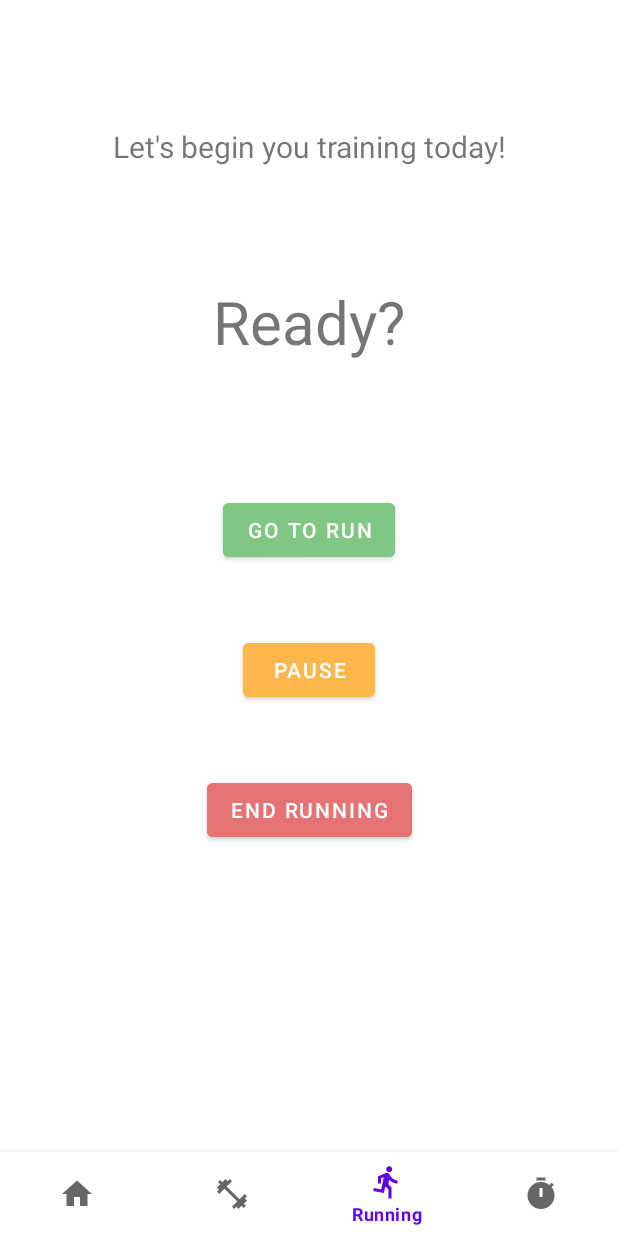
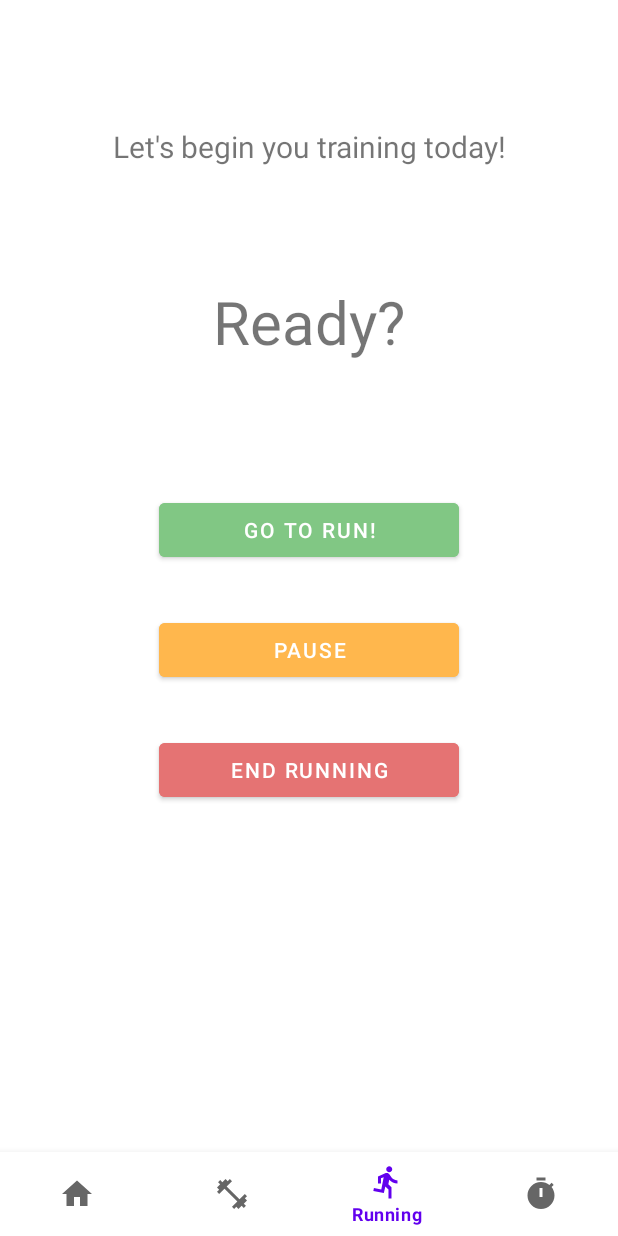
Before and after one commit to Sutemi67/Kotlin_TrainingDiary_app, an Android app: the RunningFragment screen opened through its navigation route, on a phone screen of 412 x 824 dp. Run offline under Robolectric (Android 15) with nearby library versions, the phone set to English and light mode, and no system bars; our stand-ins replace navigation-ui.

Commit message:
ui patch

```diff
--- a/app/src/main/res/layout/fragment_running.xml
+++ b/app/src/main/res/layout/fragment_running.xml
@@ -33,20 +33,20 @@
 
     <Button
         android:id="@+id/start"
-        android:layout_width="wrap_content"
+        android:layout_width="200dp"
         android:layout_height="wrap_content"
         android:layout_marginTop="88dp"
         android:backgroundTint="@color/start_green"
-        android:text="go to run"
+        android:text="go to run!"
         app:layout_constraintEnd_toEndOf="parent"
         app:layout_constraintStart_toStartOf="parent"
         app:layout_constraintTop_toBottomOf="@+id/timer_text" />
 
     <Button
         android:id="@+id/pause"
-        android:layout_width="wrap_content"
+        android:layout_width="200dp"
         android:layout_height="wrap_content"
-        android:layout_marginTop="45dp"
+        android:layout_marginTop="32dp"
         android:backgroundTint="@color/pause_yellow"
         android:text="pause"
         app:layout_constraintEnd_toEndOf="@+id/start"
@@ -55,9 +55,9 @@
 
     <Button
         android:id="@+id/end_and_reset"
-        android:layout_width="wrap_content"
+        android:layout_width="200dp"
         android:layout_height="wrap_content"
-        android:layout_marginTop="45dp"
+        android:layout_marginTop="32dp"
         android:backgroundTint="@color/stop_red"
         android:text="end running"
         app:layout_constraintEnd_toEndOf="@+id/pause"
```
Also changed, not shown: app/src/main/res/layout/fragment_timer.xml (+3 -7 lines).
